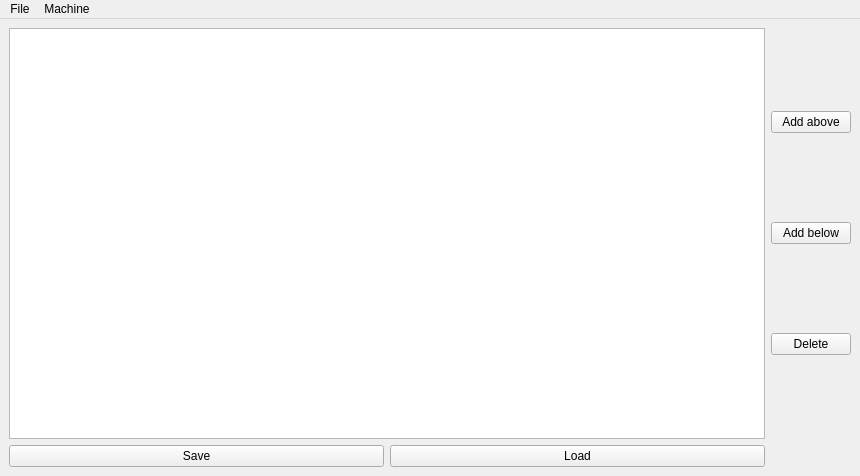
Qt form examples/mini/mini.ui (auto-mation-assist/qtpyvcp-1) before a commit.
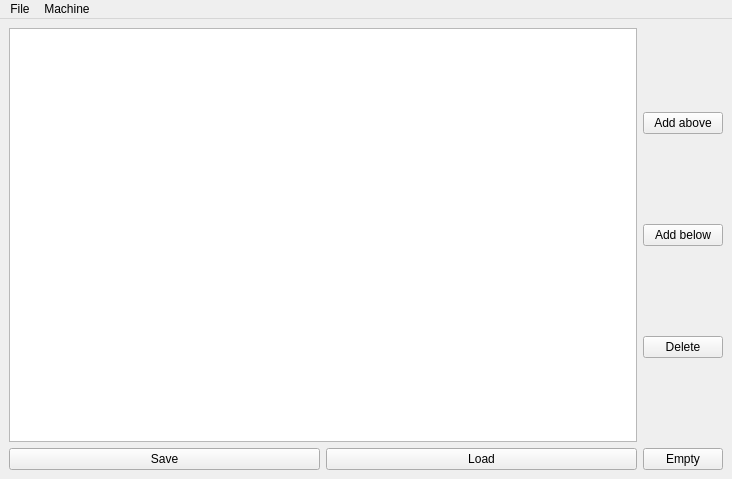
The same form after that commit. Custom widgets are drawn as their Qt base class.

Commit message: fix empry table

Diff of the .ui file:
```diff
--- a/examples/mini/mini.ui
+++ b/examples/mini/mini.ui
@@ -6,8 +6,8 @@
    <rect>
     <x>0</x>
     <y>0</y>
-    <width>860</width>
-    <height>476</height>
+    <width>732</width>
+    <height>479</height>
    </rect>
   </property>
   <property name="windowTitle">
@@ -55,6 +55,12 @@
         <property name="text">
          <string>Add above</string>
         </property>
+        <property name="iconSize">
+         <size>
+          <width>32</width>
+          <height>62</height>
+         </size>
+        </property>
        </widget>
       </item>
       <item>
@@ -73,6 +79,13 @@
       </item>
      </layout>
     </item>
+    <item row="1" column="3">
+     <widget class="QPushButton" name="emptyButton">
+      <property name="text">
+       <string>Empty</string>
+      </property>
+     </widget>
+    </item>
    </layout>
   </widget>
   <widget class="QMenuBar" name="menuBar">
@@ -80,7 +93,7 @@
     <rect>
      <x>0</x>
      <y>0</y>
-     <width>860</width>
+     <width>732</width>
      <height>25</height>
     </rect>
    </property>
```
Left out of the diff: 40 changed lines with no effect on the pictures. The commit also changes 1 other file.
